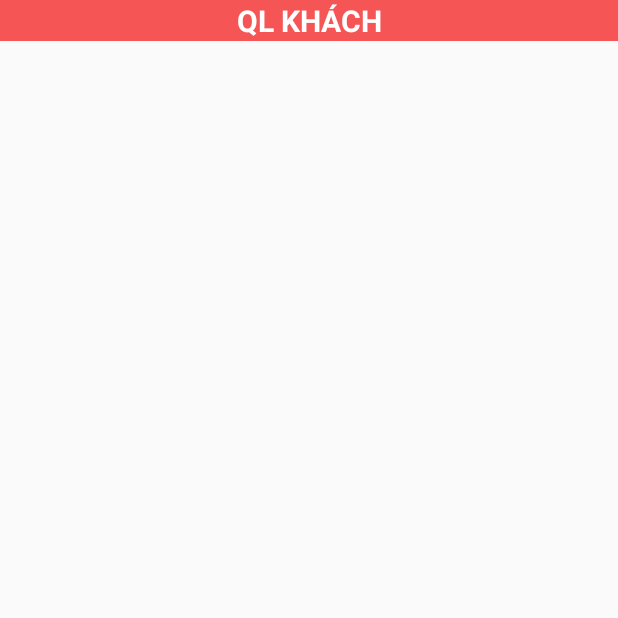
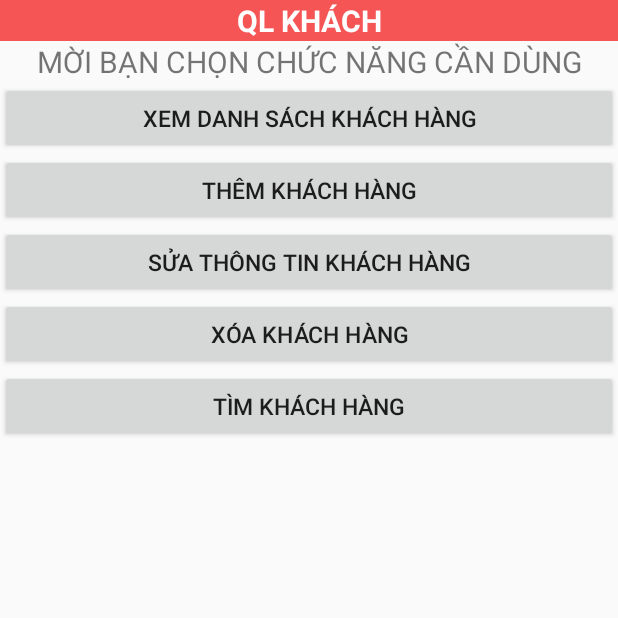
Before and after one commit to trvthanh/Android_QLKS, an Android app: the QLKhachActivity screen opened directly, with no data from a screen before it, on a phone screen of 412 x 824 dp, the top half of it. Run offline under Robolectric (Android 15) with nearby library versions, the phone set to English and light mode, and no system bars.

Commit message:
thêm layout mục quản lý khách

```diff
--- a/app/src/main/AndroidManifest.xml
+++ b/app/src/main/AndroidManifest.xml
@@ -20,9 +20,8 @@
         <activity android:name=".QLKhachActivity" />
         <activity android:name=".QLNVActivity" />
         <activity android:name=".QLPhongActivity" />
-        <activity android:name=".ThemPhong">
-
-        </activity>
+        <activity android:name=".ThemPhong"></activity>
+        <activity android:name=".XemDanhSachKhachHang"></activity>
     </application>
 
 </manifest>
--- a/app/src/main/java/com/trvthanh/qlks/QLKhachActivity.java
+++ b/app/src/main/java/com/trvthanh/qlks/QLKhachActivity.java
@@ -1,16 +1,28 @@
 package com.trvthanh.qlks;
 
+import android.content.Intent;
 import android.support.v7.app.AppCompatActivity;
 import android.os.Bundle;
 import android.app.Activity;
+import android.view.View;
 import android.view.Window;
+import android.widget.Button;
 
 public class QLKhachActivity extends Activity {
-
+    private Button btnXemDanhSachKhachHang;
     @Override
     protected void onCreate(Bundle savedInstanceState) {
         super.onCreate(savedInstanceState);
         this.requestWindowFeature(Window.FEATURE_NO_TITLE);
         setContentView(R.layout.qlkhach_layout);
+
+        btnXemDanhSachKhachHang=(Button)findViewById(R.id.btnDanhSachKhachHang);
+        btnXemDanhSachKhachHang.setOnClickListener(new View.OnClickListener() {
+            @Override
+            public void onClick(View v) {
+                Intent intent=new Intent(QLKhachActivity.this,XemDanhSachKhachHang.class);
+                startActivity(intent);
+            }
+        });
     }
 }
--- a/app/src/main/res/layout/qlkhach_layout.xml
+++ b/app/src/main/res/layout/qlkhach_layout.xml
@@ -12,7 +12,47 @@
         style="@style/header"
         android:text="QL KHÁCH"
         android:layout_gravity="center"
-
         />
+    <LinearLayout
+        android:layout_width="match_parent"
+        android:layout_height="match_parent"
+        android:orientation="vertical">
+        <TextView
+            android:layout_width="match_parent"
+            android:layout_height="wrap_content"
+            android:text="MỜI BẠN CHỌN CHỨC NĂNG CẦN DÙNG"
+            android:gravity="center"
+            android:textSize="20dp"/>
+        <Button
+            android:layout_width="match_parent"
+            android:layout_height="wrap_content"
+            android:text="Xem Danh Sách Khách hàng"
+            android:textSize="15dp"
+            android:id="@+id/btnDanhSachKhachHang"/>
+        <Button
+            android:layout_width="match_parent"
+            android:layout_height="wrap_content"
+            android:text="Thêm Khách hàng"
+            android:textSize="15dp"
+            android:id="@+id/btnThemKhachHang"/>
+        <Button
+            android:layout_width="match_parent"
+            android:layout_height="wrap_content"
+            android:text="Sửa thông tin khách hàng"
+            android:textSize="15dp"
+            android:id="@+id/btnSuaKhachHang"/>
+        <Button
+            android:layout_width="match_parent"
+            android:layout_height="wrap_content"
+            android:text="Xóa khách hàng"
+            android:textSize="15dp"
+            android:id="@+id/btnXoaKhachHang"/>
+        <Button
+            android:layout_width="match_parent"
+            android:layout_height="wrap_content"
+            android:text="Tìm khách hàng"
+            android:textSize="15dp"
+            android:id="@+id/btnTimKhachHang"/>
+    </LinearLayout>
 
 </LinearLayout>
```
Also changed, not shown: app/src/main/java/com/trvthanh/qlks/XemDanhSachKhachHang.java (added, +13 -0 lines), app/src/main/res/layout/xem_danh_sach_khach_hang.xml (added, +14 -0 lines).
